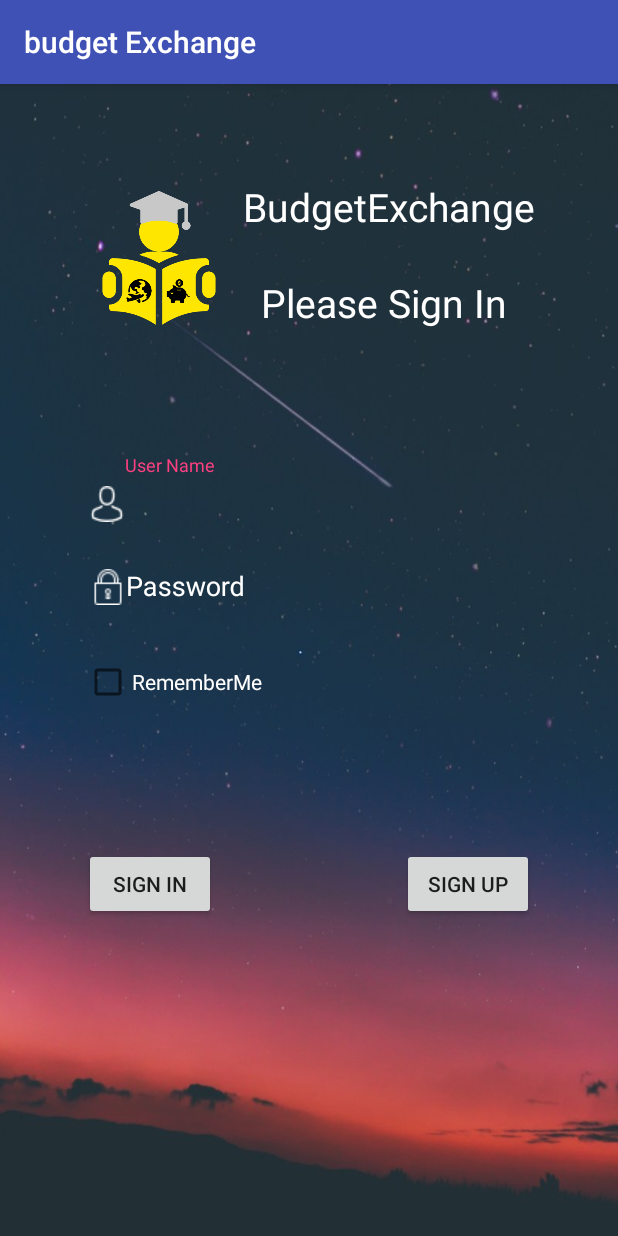
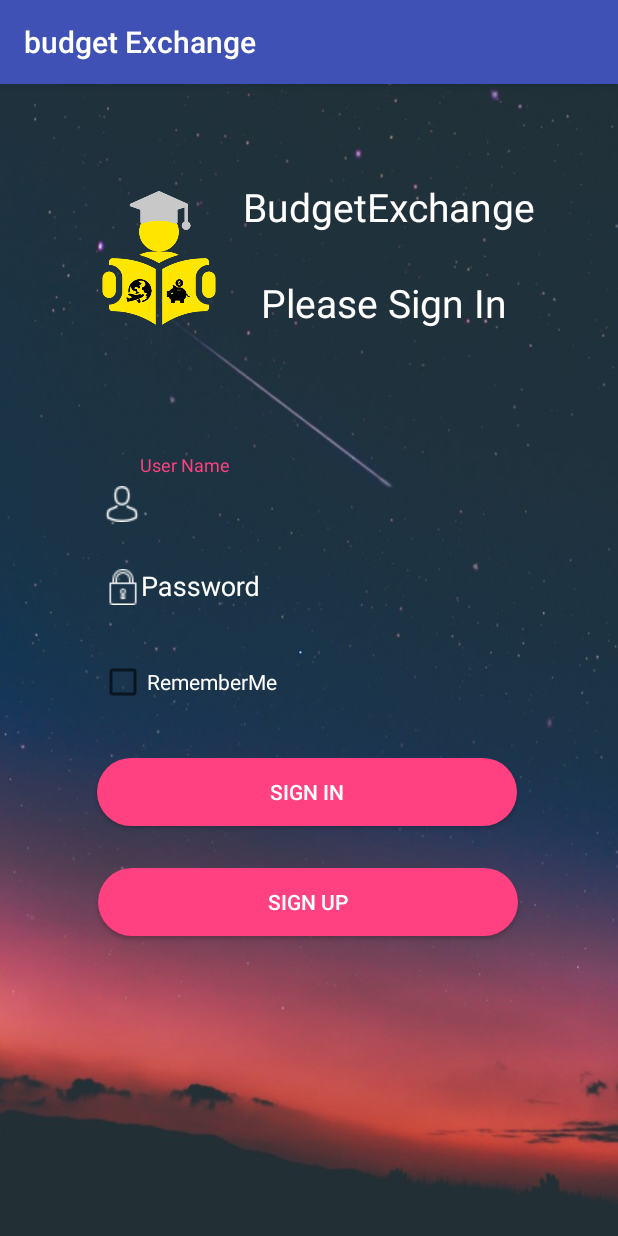
Before and after one commit to csohier/budgetExchange2, an Android app: the screen it shows after launch (MainActivity), on a phone screen of 412 x 824 dp. Run offline under Robolectric (Android 15) with nearby library versions, the phone set to English and light mode, and no system bars.

Commit message:
UI changes

```diff
--- a/app/src/main/java/com/example/budgetexchange/Social/SocialFeedActivity.java
+++ b/app/src/main/java/com/example/budgetexchange/Social/SocialFeedActivity.java
@@ -7,19 +7,16 @@ import androidx.recyclerview.widget.RecyclerView;
 import android.app.AlertDialog;
 import android.content.DialogInterface;
 import android.content.Intent;
-import android.graphics.drawable.Drawable;
 import android.os.Bundle;
 import android.util.Log;
 import android.view.LayoutInflater;
 import android.view.View;
 import android.widget.Button;
 import android.widget.EditText;
-import android.widget.ImageView;
 
 import com.example.budgetexchange.R;
 import com.example.budgetexchange.Reddit.DataDetail;
 import com.example.budgetexchange.RedditService;
-import com.example.budgetexchange.SocialPosts;
 import com.example.budgetexchange.Students;
 
 import java.util.Calendar;
--- a/app/src/main/java/com/example/budgetexchange/SocialPosts.java
+++ b/app/src/main/java/com/example/budgetexchange/Social/SocialPosts.java
@@ -1,6 +1,4 @@
-package com.example.budgetexchange;
-
-import com.example.budgetexchange.Social.SocialFeed;
+package com.example.budgetexchange.Social;
 
 import java.util.ArrayList;
 import java.util.List;
--- a/app/src/main/res/layout/activity_home.xml
+++ b/app/src/main/res/layout/activity_home.xml
@@ -21,8 +21,11 @@
         android:layout_width="wrap_content"
         android:layout_height="wrap_content"
         android:text="Budget Exchange"
+
+        android:textAllCaps="false"
         android:textColor="@color/colorAccent"
         android:textSize="24sp"
+        android:textStyle="bold"
         app:layout_constraintEnd_toEndOf="parent"
         app:layout_constraintHorizontal_bias="0.497"
         app:layout_constraintStart_toStartOf="parent"
@@ -75,6 +78,7 @@
         android:layout_marginTop="16dp"
         android:text="zID"
         android:textColor="@color/colorAccent"
+        android:textStyle="italic"
         app:layout_constraintEnd_toEndOf="@+id/textView4"
         app:layout_constraintStart_toStartOf="@+id/textView4"
         app:layout_constraintTop_toBottomOf="@+id/textView4" />
--- a/app/src/main/res/layout/activity_main.xml
+++ b/app/src/main/res/layout/activity_main.xml
@@ -49,7 +49,7 @@
 
     <com.google.android.material.textfield.TextInputLayout
         android:id="@+id/tvUserName"
-        android:layout_width="300dp"
+        android:layout_width="280dp"
         android:layout_height="45dp"
         android:layout_marginTop="84dp"
         android:textColorHint="#FFFFFF"
@@ -63,7 +63,7 @@
 
         <com.google.android.material.textfield.TextInputEditText
             android:id="@+id/userNameInput"
-            android:layout_width="match_parent"
+            android:layout_width="280dp"
             android:layout_height="45dp"
             android:drawableStart="@drawable/avatar"
             android:drawableLeft="@drawable/avatar"
@@ -75,7 +75,7 @@
 
     <com.google.android.material.textfield.TextInputLayout
         android:id="@+id/tvPassword"
-        android:layout_width="300dp"
+        android:layout_width="280dp"
         android:layout_height="45dp"
         android:layout_marginTop="10dp"
         android:textColorHint="#FFFFFF"
@@ -88,7 +88,7 @@
 
         <com.google.android.material.textfield.TextInputEditText
             android:id="@+id/passwordInput"
-            android:layout_width="match_parent"
+            android:layout_width="280dp"
             android:layout_height="45dp"
             android:drawableStart="@drawable/lock"
             android:drawableLeft="@drawable/lock"
@@ -101,7 +101,7 @@
 
     <CheckBox
         android:id="@+id/rememberMe"
-        android:layout_width="300dp"
+        android:layout_width="280dp"
         android:layout_height="45dp"
         android:layout_marginTop="28dp"
         android:text="RememberMe"
@@ -113,27 +113,31 @@
 
     <Button
         android:id="@+id/loginBtn"
-        android:layout_width="wrap_content"
-        android:layout_height="wrap_content"
-        android:layout_marginStart="56dp"
-        android:layout_marginLeft="56dp"
-        android:layout_marginTop="88dp"
+        android:layout_width="280dp"
+        android:layout_height="45dp"
+        android:layout_marginTop="28dp"
+        android:background="@drawable/enterbtn"
         android:text="Sign In"
+        android:textColor="@color/white"
         android:visibility="visible"
+        app:layout_constraintEnd_toEndOf="parent"
+        app:layout_constraintHorizontal_bias="0.488"
         app:layout_constraintStart_toStartOf="parent"
         app:layout_constraintTop_toBottomOf="@+id/rememberMe" />
 
     <Button
         android:id="@+id/signUpBtn"
-        android:layout_width="wrap_content"
-        android:layout_height="wrap_content"
-        android:layout_marginTop="88dp"
-        android:layout_marginEnd="56dp"
-        android:layout_marginRight="56dp"
-        android:text="SIgn Up"
+        android:layout_width="280dp"
+        android:layout_height="45dp"
+        android:layout_marginTop="28dp"
+        android:background="@drawable/enterbtn"
+        android:text="Sign Up"
+        android:textColor="@color/white"
         android:visibility="visible"
         app:layout_constraintEnd_toEndOf="parent"
-        app:layout_constraintTop_toBottomOf="@+id/rememberMe" />
+        app:layout_constraintHorizontal_bias="0.496"
+        app:layout_constraintStart_toStartOf="parent"
+        app:layout_constraintTop_toBottomOf="@+id/loginBtn" />
 
 
 </androidx.constraintlayout.widget.ConstraintLayout>
--- a/app/src/main/res/layout/activity_social_feed_detail.xml
+++ b/app/src/main/res/layout/activity_social_feed_detail.xml
@@ -31,7 +31,9 @@
         android:layout_width="wrap_content"
         android:layout_height="wrap_content"
         android:text="Button"
-        tools:layout_editor_absoluteX="167dp"
-        tools:layout_editor_absoluteY="412dp" />
+        app:layout_constraintBottom_toBottomOf="parent"
+        app:layout_constraintEnd_toEndOf="parent"
+        app:layout_constraintStart_toStartOf="parent"
+        app:layout_constraintTop_toBottomOf="@+id/textView6" />
 
 </androidx.constraintlayout.widget.ConstraintLayout>
--- a/app/src/main/res/layout/list.xml
+++ b/app/src/main/res/layout/list.xml
@@ -16,7 +16,7 @@
         android:layout_width="wrap_content"
         android:layout_height="wrap_content"
         android:layout_marginLeft="20dp"
-        android:text="title"
+        android:text="Title"
         android:textSize="16sp"
         />
 
@@ -44,7 +44,7 @@
     <TextView
         android:id="@+id/date"
         android:layout_width="wrap_content"
-        android:text="@string/l_name"
+        android:text="dd/mm/yyyy"
         android:layout_height="wrap_content"
         android:layout_marginLeft="20dp"
         android:textSize="8sp"
--- a/app/src/main/res/layout/one_pg_reg.xml
+++ b/app/src/main/res/layout/one_pg_reg.xml
@@ -261,10 +261,11 @@
 
             <Button
                 android:id="@+id/insertStudent"
-                android:layout_width="match_parent"
-                android:layout_height="wrap_content"
+                android:layout_width="280dp"
+                android:layout_height="45dp"
                 android:layout_columnSpan="3"
                 android:textColor="#FFFFFF"
+                android:background="@drawable/enterbtn"
                 android:layout_gravity="fill_vertical"
                 android:layout_marginTop="20dp"
                 android:text="Next" />
```
Also changed, not shown: app/src/main/java/com/example/budgetexchange/Social/SocialFeedAdapter.java (+8 -1 lines).
